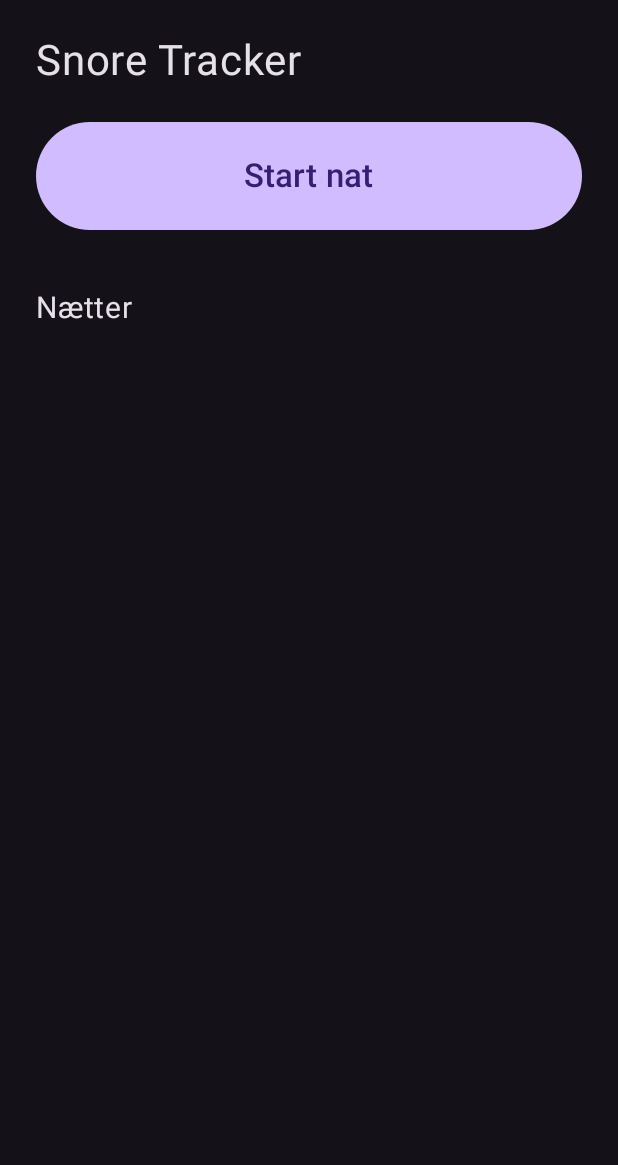
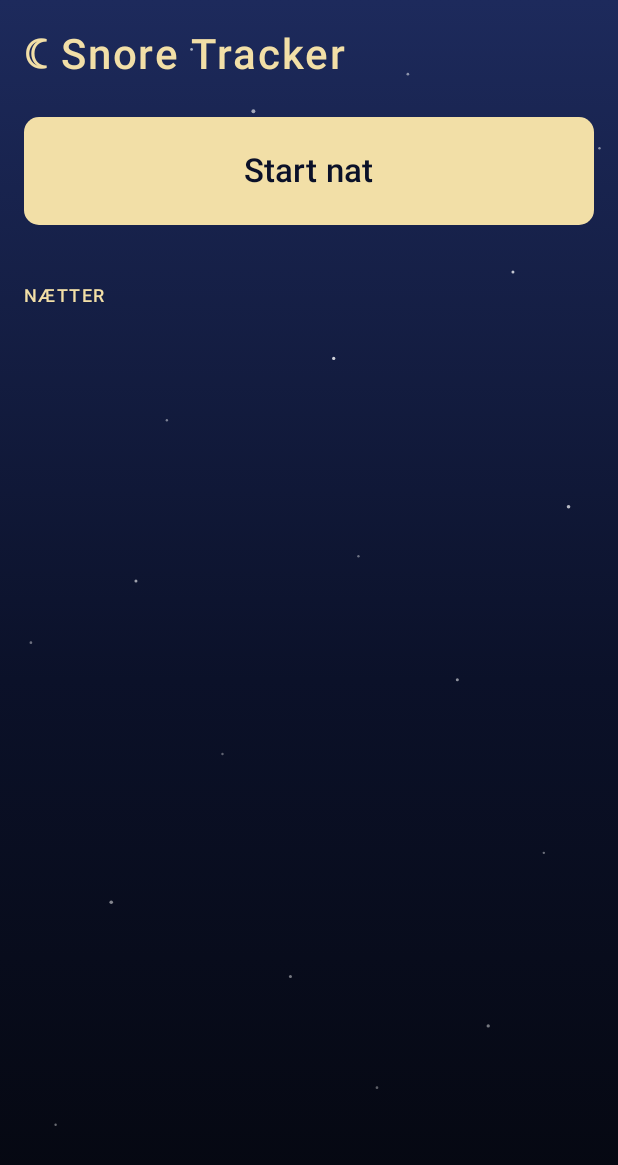
Before and after one commit to lawejo/snore-tracker, an Android app built with Jetpack Compose: the screen it shows after launch (MainActivity), on a phone screen of 412 x 824 dp. Shown: the top 1165 px of the screen. Run offline under Robolectric (Android 15) with nearby library versions, the phone set to English and light mode, and no system bars.

Commit message:
Tema: Nattehimmel
Natteblå himmel med stjerner, månelys-guld som accent, gennemsigtige kort,
badges i statusfarver og tabulære tal. Edge-to-edge med himlen bag systembjælkerne.

```diff
--- a/app/src/main/java/dk/lawejo/snoretracker/MainActivity.kt
+++ b/app/src/main/java/dk/lawejo/snoretracker/MainActivity.kt
@@ -9,29 +9,32 @@ import android.os.Bundle
 import android.os.PowerManager
 import android.provider.Settings
 import androidx.activity.ComponentActivity
+import androidx.activity.SystemBarStyle
 import androidx.activity.compose.BackHandler
 import androidx.activity.compose.rememberLauncherForActivityResult
 import androidx.activity.compose.setContent
+import androidx.activity.enableEdgeToEdge
 import androidx.activity.result.contract.ActivityResultContracts
 import androidx.compose.foundation.Canvas
-import androidx.compose.foundation.clickable
 import androidx.compose.foundation.layout.Arrangement
+import androidx.compose.foundation.layout.Box
 import androidx.compose.foundation.layout.Column
 import androidx.compose.foundation.layout.Row
 import androidx.compose.foundation.layout.fillMaxSize
 import androidx.compose.foundation.layout.fillMaxWidth
 import androidx.compose.foundation.layout.height
 import androidx.compose.foundation.layout.padding
+import androidx.compose.foundation.layout.safeDrawingPadding
+import androidx.compose.foundation.layout.widthIn
 import androidx.compose.foundation.lazy.LazyColumn
 import androidx.compose.foundation.lazy.items
+import androidx.compose.foundation.shape.RoundedCornerShape
 import androidx.compose.material3.Button
-import androidx.compose.material3.Card
 import androidx.compose.material3.HorizontalDivider
 import androidx.compose.material3.MaterialTheme
 import androidx.compose.material3.Surface
 import androidx.compose.material3.Text
 import androidx.compose.material3.TextButton
-import androidx.compose.material3.darkColorScheme
 import androidx.compose.runtime.Composable
 import androidx.compose.runtime.DisposableEffect
 import androidx.compose.runtime.collectAsState
@@ -42,10 +45,11 @@ import androidx.compose.runtime.remember
 import androidx.compose.runtime.setValue
 import androidx.compose.ui.Alignment
 import androidx.compose.ui.Modifier
+import androidx.compose.ui.geometry.CornerRadius
 import androidx.compose.ui.geometry.Offset
 import androidx.compose.ui.geometry.Size
-import androidx.compose.ui.graphics.Color
 import androidx.compose.ui.unit.dp
+import androidx.compose.ui.unit.em
 import androidx.compose.ui.unit.sp
 import java.io.File
 import java.text.SimpleDateFormat
@@ -55,9 +59,16 @@ import java.util.Locale
 class MainActivity : ComponentActivity() {
     override fun onCreate(savedInstanceState: Bundle?) {
         super.onCreate(savedInstanceState)
+        val bars = SystemBarStyle.dark(android.graphics.Color.TRANSPARENT)
+        enableEdgeToEdge(statusBarStyle = bars, navigationBarStyle = bars)
         setContent {
-            MaterialTheme(colorScheme = darkColorScheme()) {
-                Surface(Modifier.fillMaxSize()) { App() }
+            MaterialTheme(colorScheme = Sky.colors, typography = Sky.typography) {
+                // Sky behind the system bars, content max 640 dp wide and clear of them.
+                Surface(Modifier.fillMaxSize().nightSky()) {
+                    Box(contentAlignment = Alignment.TopCenter) {
+                        Box(Modifier.safeDrawingPadding().widthIn(max = 640.dp).fillMaxSize()) { App() }
+                    }
+                }
             }
         }
     }
@@ -98,8 +109,8 @@ private fun App() {
         return
     }
 
-    Column(Modifier.padding(24.dp)) {
-        Text("Snore Tracker", fontSize = 28.sp)
+    Column(Modifier.padding(16.dp)) {
+        Text("☾ Snore Tracker", style = Sky.h1, color = Sky.Moon, letterSpacing = 0.04.em)
         Button(
             onClick = {
                 if (recording) {
@@ -111,24 +122,30 @@ private fun App() {
                 }
             },
             modifier = Modifier.fillMaxWidth().padding(vertical = 24.dp).height(72.dp),
+            shape = RoundedCornerShape(10.dp),
         ) {
             Text(if (recording) "Stop" else "Start nat", fontSize = 22.sp)
         }
-        if (recording) Text("Optager. Lad tabletten lade, og luk ikke appen fra oversigten.")
+        if (recording) Text("Optager. Lad tabletten lade, og luk ikke appen fra oversigten.", color = Sky.Muted)
 
-        Text("Nætter", fontSize = 20.sp, modifier = Modifier.padding(top = 16.dp, bottom = 8.dp))
+        Text("NÆTTER", style = Sky.eyebrow, modifier = Modifier.padding(top = 16.dp, bottom = 8.dp))
         LazyColumn(verticalArrangement = Arrangement.spacedBy(8.dp)) {
             items(nights, key = { it.first.name }) { (nightDir, night) ->
-                Card(Modifier.fillMaxWidth().clickable { selected = nightDir }) {
-                    Column(Modifier.padding(16.dp)) {
-                        Text("${date.format(Date(night.startMs))}  ${time.format(Date(night.startMs))}–${night.endMs?.let { time.format(Date(it)) } ?: "…"}")
-                        Text(summary(night), color = MaterialTheme.colorScheme.primary)
-                    }
+                // Newest night first, highlighted as "i dag".
+                val newest = night === nights.first().second
+                Column(
+                    Modifier.fillMaxWidth().skyCard(highlight = newest, onClick = { selected = nightDir }),
+                    verticalArrangement = Arrangement.spacedBy(6.dp),
+                ) {
+                    Text("${date.format(Date(night.startMs))}  ${time.format(Date(night.startMs))}–${night.endMs?.let { time.format(Date(it)) } ?: "…"}")
+                    Badge(summary(night), statusColor(night))
                 }
             }
         }
     }
 }
+
+private fun statusColor(night: Night) = if (night.events.isEmpty()) Sky.Done else Sky.Tempo
 
 private fun summary(night: Night) =
     if (night.events.isEmpty()) "Ingen snorken registreret"
@@ -154,22 +171,22 @@ private fun NightScreen(dir: File, recording: Boolean, onBack: () -> Unit) {
     val n = night ?: return onBack()
     val end = n.endMs ?: n.heartbeatMs
 
-    Column(Modifier.padding(24.dp)) {
+    Column(Modifier.padding(16.dp)) {
         TextButton(onClick = onBack) { Text("‹ Tilbage") }
-        Text(date.format(Date(n.startMs)), fontSize = 28.sp)
-        Text("${time.format(Date(n.startMs))} – ${time.format(Date(end))}")
+        Text(date.format(Date(n.startMs)), style = Sky.h1)
+        Text("${time.format(Date(n.startMs))} – ${time.format(Date(end))}", color = Sky.Muted)
         if (n.endMs == null && !recording) {
             Text(
                 "Optagelsen stoppede uventet. Sidste livstegn kl. ${time.format(Date(n.heartbeatMs))}.",
                 color = MaterialTheme.colorScheme.error,
             )
         }
-        Text(summary(n), fontSize = 22.sp, modifier = Modifier.padding(vertical = 16.dp))
+        Text(summary(n), fontSize = 22.sp, color = statusColor(n), modifier = Modifier.padding(vertical = 16.dp))
         Timeline(n, end)
 
         Row(Modifier.fillMaxWidth().padding(top = 8.dp), horizontalArrangement = Arrangement.SpaceBetween) {
-            Text(time.format(Date(n.startMs)), fontSize = 12.sp)
-            Text(time.format(Date(end)), fontSize = 12.sp)
+            Text(time.format(Date(n.startMs)), fontSize = 12.sp, color = Sky.Muted)
+            Text(time.format(Date(end)), fontSize = 12.sp, color = Sky.Muted)
         }
 
         LazyColumn(Modifier.weight(1f).padding(top = 16.dp)) {
@@ -188,9 +205,9 @@ private fun NightScreen(dir: File, recording: Boolean, onBack: () -> Unit) {
                     TextButton(onClick = {
                         NightStore.deleteEvent(dir, n, event)
                         night = NightStore.load(dir)
-                    }) { Text("Slet") }
+                    }) { Text("Slet", color = Sky.Muted) }
                 }
-                HorizontalDivider()
+                HorizontalDivider(color = Sky.Border)
             }
         }
 
@@ -202,16 +219,16 @@ private fun NightScreen(dir: File, recording: Boolean, onBack: () -> Unit) {
     }
 }
 
-/** The night as a bar, with a red mark for every snore period. */
+/** The night as a bar, with a mark for every snore period. */
 @Composable
 private fun Timeline(night: Night, end: Long) {
     val span = (end - night.startMs).coerceAtLeast(1).toFloat()
     Canvas(Modifier.fillMaxWidth().height(40.dp)) {
-        drawRect(Color(0xFF2E3440))
+        drawRoundRect(Sky.Border, cornerRadius = CornerRadius(10.dp.toPx()))
         night.events.forEach { e ->
             val x = (e.startMs - night.startMs) / span * size.width
             val w = ((e.endMs - e.startMs) / span * size.width).coerceAtLeast(3f)
-            drawRect(Color(0xFFE5534B), topLeft = Offset(x, 0f), size = Size(w, size.height))
+            drawRect(Sky.Tempo, topLeft = Offset(x, 0f), size = Size(w, size.height))
         }
     }
 }
--- /dev/null
+++ b/app/src/main/java/dk/lawejo/snoretracker/Theme.kt
@@ -0,0 +1,104 @@
+package dk.lawejo.snoretracker
+
+import androidx.compose.foundation.background
+import androidx.compose.foundation.border
+import androidx.compose.foundation.clickable
+import androidx.compose.foundation.layout.padding
+import androidx.compose.foundation.shape.RoundedCornerShape
+import androidx.compose.material3.Text
+import androidx.compose.material3.Typography
+import androidx.compose.material3.darkColorScheme
+import androidx.compose.runtime.Composable
+import androidx.compose.ui.Modifier
+import androidx.compose.ui.draw.clip
+import androidx.compose.ui.draw.drawBehind
+import androidx.compose.ui.geometry.Offset
+import androidx.compose.ui.graphics.Brush
+import androidx.compose.ui.graphics.Color
+import androidx.compose.ui.text.TextStyle
+import androidx.compose.ui.text.font.FontWeight
+import androidx.compose.ui.unit.dp
+import androidx.compose.ui.unit.em
+import androidx.compose.ui.unit.sp
+
+/** "Nattehimmel": night-blue sky, faint stars, moonlight gold as the one accent. */
+object Sky {
+    val Top = Color(0xFF1D2A5C)
+    val Mid = Color(0xFF0B1129)
+    val Bottom = Color(0xFF05070F)
+    val Surface = Color.White.copy(alpha = 0.045f)
+    val Border = Color.White.copy(alpha = 0.09f)
+    val Text = Color(0xFFE8ECF8)
+    val Muted = Color(0xFF8F9BBD)
+    val Moon = Color(0xFFF2DFA7)
+    val Done = Color(0xFF8FD3C1)
+    val Skipped = Color(0xFFE59A9A)
+    val Tempo = Color(0xFFF0B37E)
+
+    val colors = darkColorScheme(
+        primary = Moon,
+        onPrimary = Mid,
+        background = Color.Transparent,
+        onBackground = Text,
+        surface = Color.Transparent,
+        onSurface = Text,
+        error = Skipped,
+        outline = Border,
+        outlineVariant = Border,
+    )
+
+    // Tabular numbers everywhere, so times line up under each other.
+    val typography = Typography().run {
+        copy(
+            bodyLarge = bodyLarge.copy(fontSize = 16.sp, lineHeight = 23.sp, fontFeatureSettings = "tnum"),
+            labelLarge = labelLarge.copy(fontWeight = FontWeight.SemiBold, fontFeatureSettings = "tnum"),
+        )
+    }
+
+    val h1 = TextStyle(fontSize = 28.sp, fontWeight = FontWeight(650), letterSpacing = (-0.02).em)
+    val eyebrow = TextStyle(fontSize = 12.sp, fontWeight = FontWeight.SemiBold, letterSpacing = 0.08.em, color = Moon)
+}
+
+/** x, y (0–1), radius (dp), alpha. */
+private val stars = listOf(
+    floatArrayOf(.12f, .18f, 1f, .9f), floatArrayOf(.41f, .09f, 1.3f, .6f), floatArrayOf(.83f, .22f, 1f, .75f),
+    floatArrayOf(.27f, .34f, .8f, .45f), floatArrayOf(.66f, .06f, .9f, .5f), floatArrayOf(.92f, .41f, 1.2f, .7f),
+    floatArrayOf(.05f, .52f, .9f, .4f), floatArrayOf(.54f, .29f, 1.1f, .8f), floatArrayOf(.36f, .61f, .8f, .35f),
+    floatArrayOf(.74f, .55f, 1f, .55f), floatArrayOf(.18f, .73f, 1.2f, .5f), floatArrayOf(.88f, .69f, .8f, .4f),
+    floatArrayOf(.47f, .79f, 1f, .45f), floatArrayOf(.61f, .88f, .9f, .35f), floatArrayOf(.09f, .91f, .8f, .4f),
+    floatArrayOf(.31f, .04f, .9f, .65f), floatArrayOf(.97f, .12f, .8f, .5f), floatArrayOf(.79f, .83f, 1.1f, .45f),
+    floatArrayOf(.22f, .47f, 1f, .6f), floatArrayOf(.58f, .45f, .8f, .4f),
+)
+
+/** Sky gradient with stars. Put it on the root so it stays put while lists scroll. */
+fun Modifier.nightSky() = drawBehind {
+    drawRect(Brush.verticalGradient(0f to Sky.Top, 0.55f to Sky.Mid, 1f to Sky.Bottom))
+    stars.forEach { (x, y, r, a) ->
+        drawCircle(Color.White.copy(alpha = a), r.dp.toPx(), Offset(x * size.width, y * size.height))
+    }
+}
+
+private val cardShape = RoundedCornerShape(14.dp)
+
+/** Translucent, tappable card. [highlight] marks "i dag" with a moon edge. */
+fun Modifier.skyCard(highlight: Boolean, onClick: () -> Unit) = this
+    .clip(cardShape)
+    .clickable(onClick = onClick)
+    .background(Sky.Surface)
+    .border(1.dp, if (highlight) Sky.Moon.copy(alpha = 0.6f) else Sky.Border, cardShape)
+    .padding(horizontal = 16.dp, vertical = 14.dp)
+
+/** Pill badge; text and edge in the status colour. */
+@Composable
+fun Badge(text: String, color: Color = Sky.Muted) {
+    val pill = RoundedCornerShape(999.dp)
+    Text(
+        text,
+        color = color,
+        fontSize = 12.5.sp,
+        lineHeight = 16.sp,
+        modifier = Modifier
+            .border(1.dp, if (color == Sky.Muted) Sky.Border else color.copy(alpha = 0.5f), pill)
+            .padding(horizontal = 10.dp, vertical = 2.dp),
+    )
+}
```
